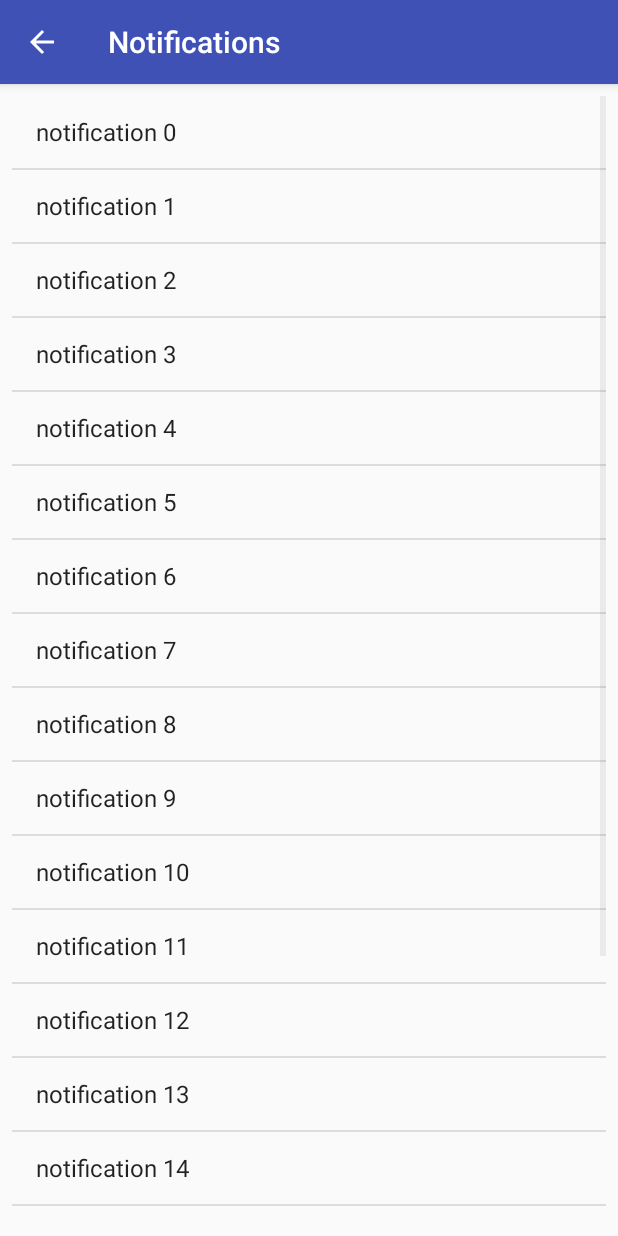
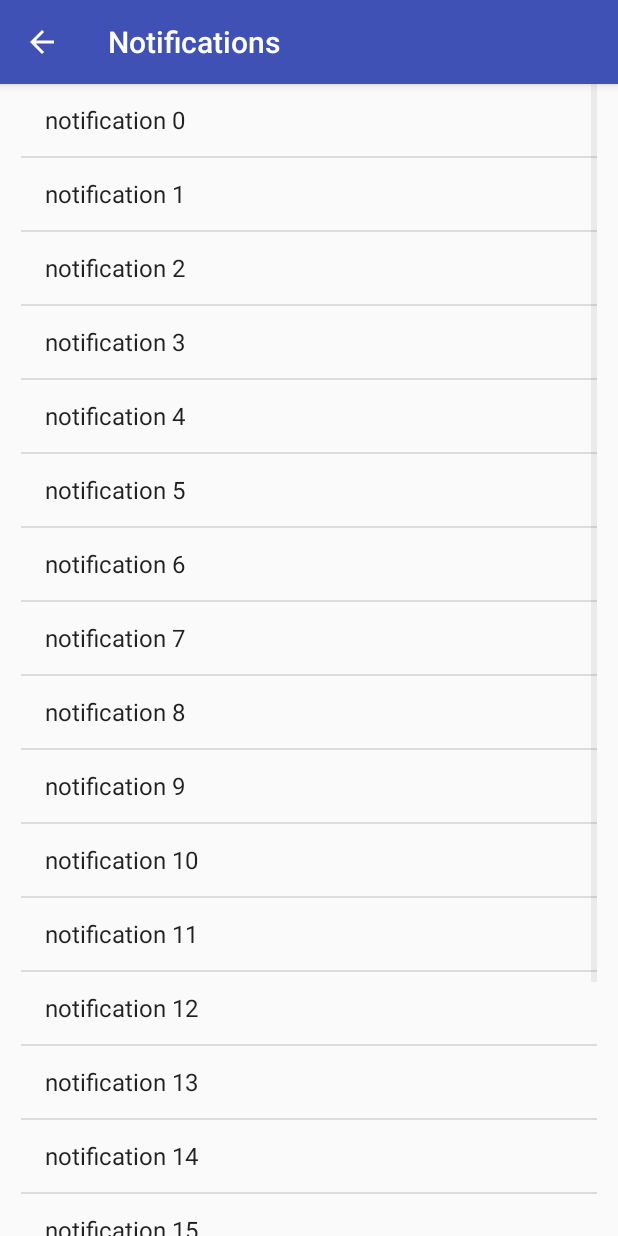
Before and after one commit to dturant/MeetApp, an Android app: the Notifications screen opened directly, with no data from a screen before it, on a phone screen of 412 x 824 dp. Run offline under Robolectric (Android 15) with nearby library versions, the phone set to English and light mode, and no system bars.

```diff
--- a/app/src/main/res/layout/content_notifications.xml
+++ b/app/src/main/res/layout/content_notifications.xml
@@ -10,16 +10,19 @@
 
     <ListView
         android:id="@+id/notifications_list"
-        android:layout_width="match_parent"
-        android:layout_height="match_parent"
+        android:layout_width="384dp"
+        android:layout_height="fill_parent"
+        android:layout_marginBottom="0dp"
+        android:layout_marginEnd="8dp"
+        android:layout_marginLeft="0dp"
+        android:layout_marginRight="0dp"
+        android:layout_marginStart="8dp"
+        android:layout_marginTop="0dp"
+        app:layout_constraintBottom_toBottomOf="parent"
+        app:layout_constraintLeft_toLeftOf="parent"
+        app:layout_constraintRight_toRightOf="parent"
         app:layout_constraintTop_toTopOf="parent"
-        android:layout_marginTop="8dp"
-        android:layout_marginLeft="8dp"
-        app:layout_constraintLeft_toLeftOf="parent"
-        android:layout_marginRight="8dp"
-        app:layout_constraintRight_toRightOf="parent"
-        app:layout_constraintBottom_toBottomOf="parent"
-        android:layout_marginBottom="8dp" />
+        app:layout_constraintVertical_bias="0.0" />
 
 
 </android.support.constraint.ConstraintLayout>
```
Also changed, not shown: app/src/main/java/com/example/dagna/meetapp/Events.java (+26 -0 lines), app/src/main/java/com/example/dagna/meetapp/MainActivity.java (+5 -11 lines), app/src/main/res/layout/content_events.xml (+16 -0 lines).
